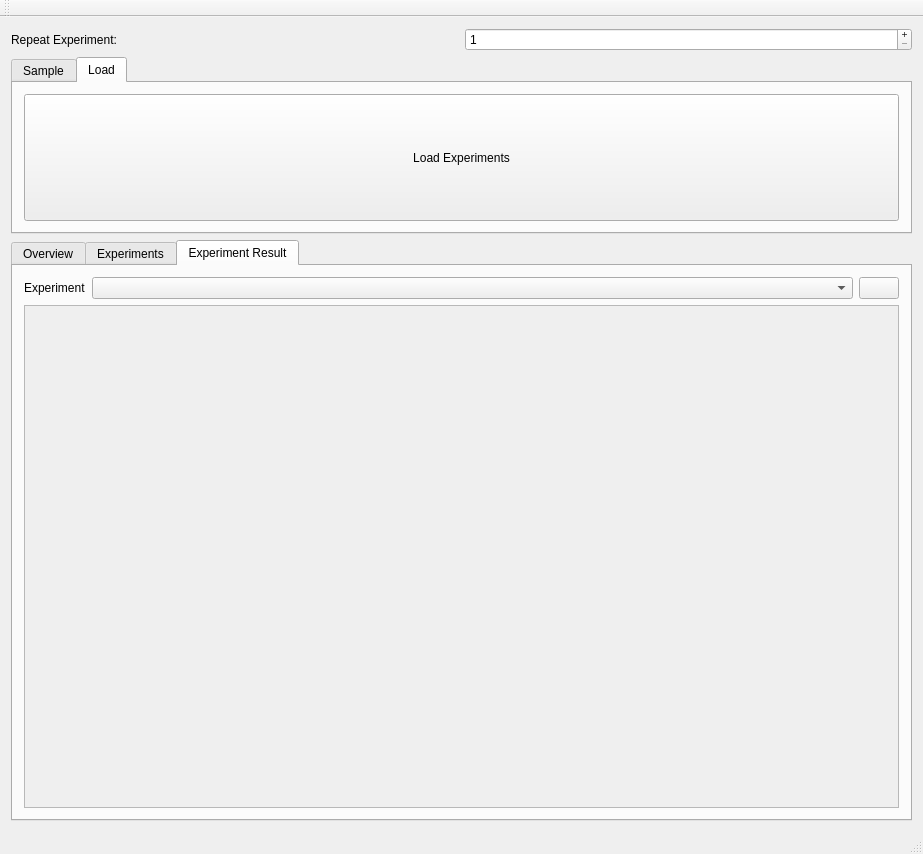
Before: the Qt Designer form odroidreader.ui in TUD-OS/OdroidReader, drawn with Qt 5.
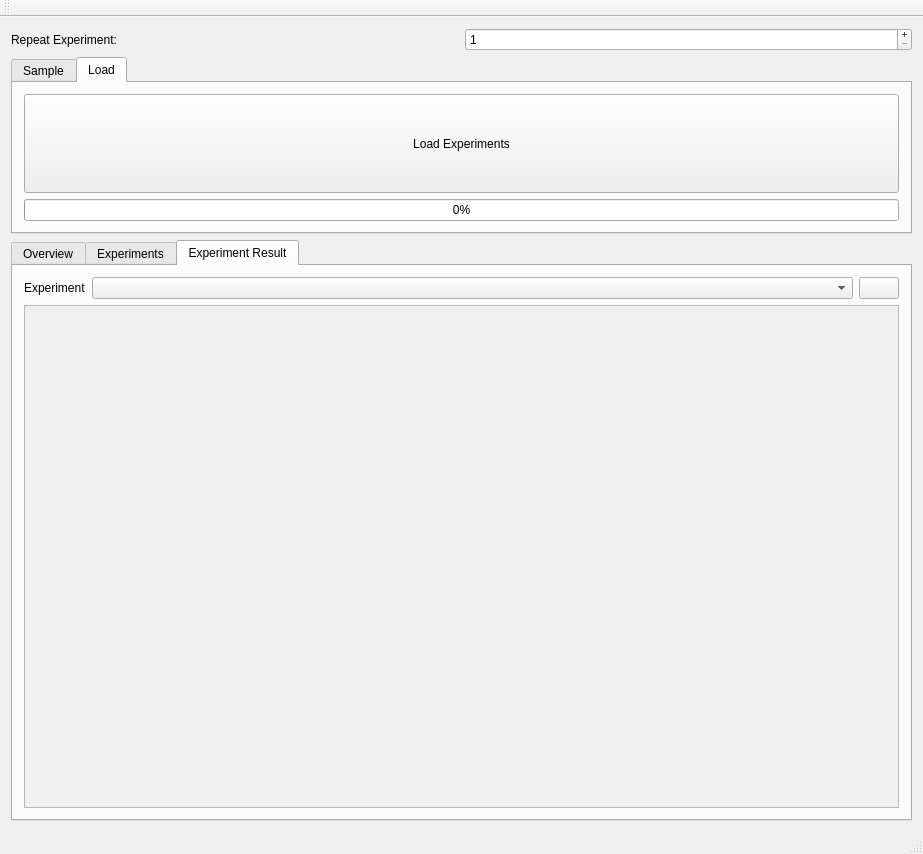
After: the same form once the commit is applied. The open tabs and pages were chosen to show the change. Icons and pictures are not drawn. Custom widgets are drawn as their Qt base class.

```diff
--- a/odroidreader.ui
+++ b/odroidreader.ui
@@ -302,7 +302,7 @@
        <attribute name="title">
         <string>Load</string>
        </attribute>
-       <layout class="QHBoxLayout" name="horizontalLayout_9">
+       <layout class="QVBoxLayout" name="verticalLayout_8">
         <item>
          <widget class="QPushButton" name="loadData">
           <property name="sizePolicy">
@@ -321,6 +321,13 @@
           </property>
          </widget>
         </item>
+        <item>
+         <widget class="QProgressBar" name="loadProgress">
+          <property name="value">
+           <number>0</number>
+          </property>
+         </widget>
+        </item>
        </layout>
       </widget>
      </widget>
```
Left out of the diff: 8 changed lines with no effect on the pictures.
